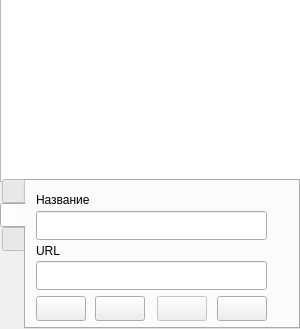
This is src/krudio.ui in alexyalinc/krudio as Qt 5 draws it before an edit. The edited form follows.
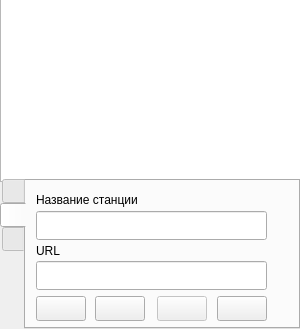
This is the edited form. The open tabs and pages were chosen to show the change. Icons and pictures are not drawn.

Commit message: Disable focus on silders

```diff
--- a/src/krudio.ui
+++ b/src/krudio.ui
@@ -319,7 +319,7 @@
        </rect>
       </property>
       <property name="text">
-       <string comment="Name">Название</string>
+       <string comment="The name of the station">Название станции</string>
       </property>
      </widget>
      <widget class="QLineEdit" name="urlStations">
```
Left out of the diff: 18 changed lines with no effect on the pictures. The commit also changes 1 other file.
